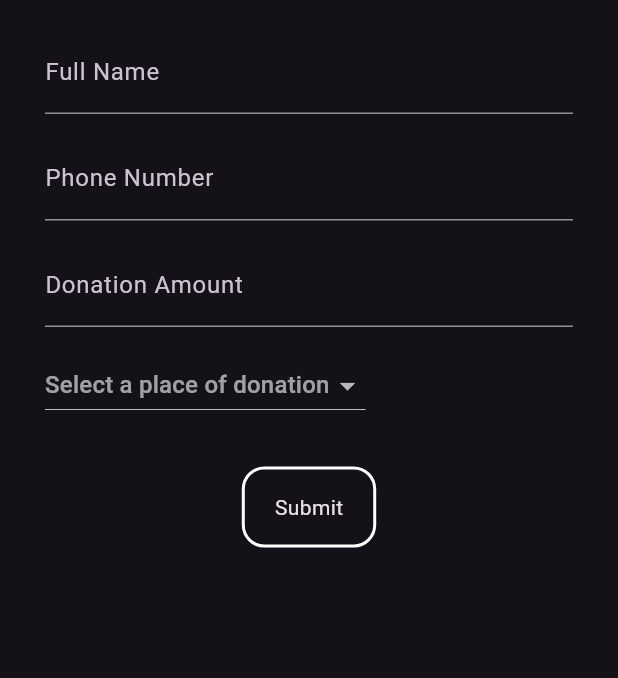
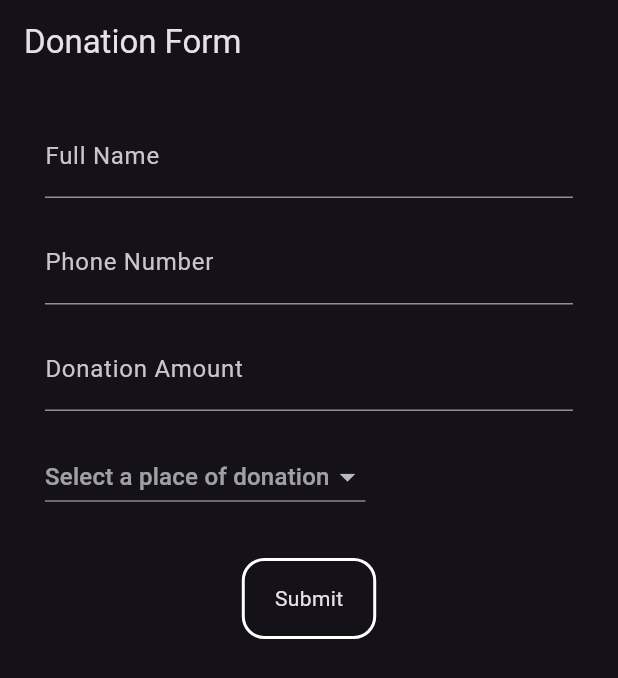
Before and after one commit to laksh29/donationApp, a Flutter app: the DonationForm screen opened directly, on a phone screen of 412 x 824 dp. Shown: the top 678 px of the screen. Run offline on Flutter 3.47's test engine with Material 2 defaults, Android fonts, the phone set to English and light mode, and no system bars; our stand-ins replace firebase_auth, firebase_core, flutter_riverpod, font_awesome_flutter, google_sign_in; accounts and stored records are empty.

Commit message:
TASK: added a appBar and title to domation Form

```diff
--- a/lib/screens/form.dart
+++ b/lib/screens/form.dart
@@ -15,6 +15,9 @@ class DonationForm extends ConsumerWidget {
   Widget build(BuildContext context, WidgetRef ref) {
     final donationForm = ref.read(donationFormProvider);
     return Scaffold(
+      appBar: AppBar(
+        title: const Text("Donation Form"),
+      ),
       body: SafeArea(
           child: SingleChildScrollView(
         child: Padding(
@@ -39,7 +42,7 @@ class DonationForm extends ConsumerWidget {
                 decoration: const InputDecoration(labelText: 'Donation Amount'),
                 onChanged: (value) => donationForm.donationAmt = value,
               ),
-              buildHeight(15.0),
+              buildHeight(20.0),
               const DropdownModel(),
               buildHeight(30.0),
               Center(
```
